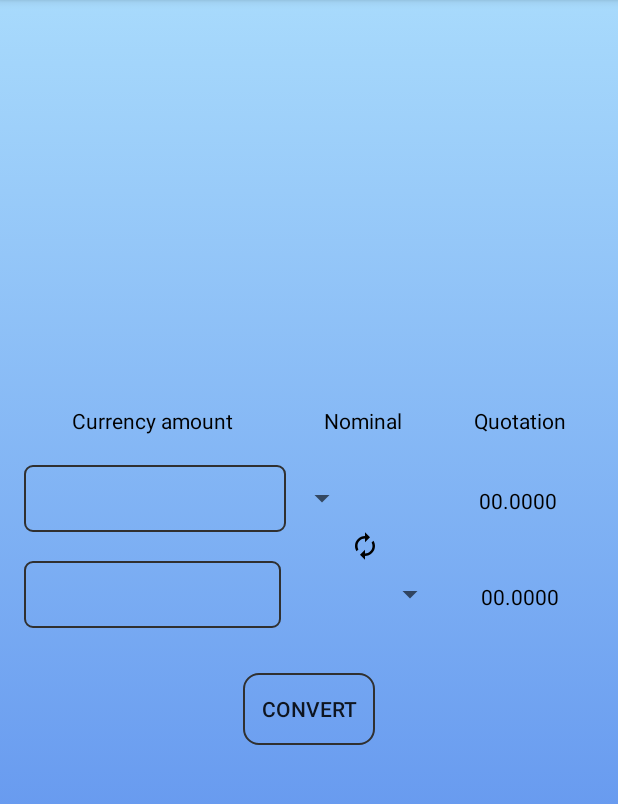
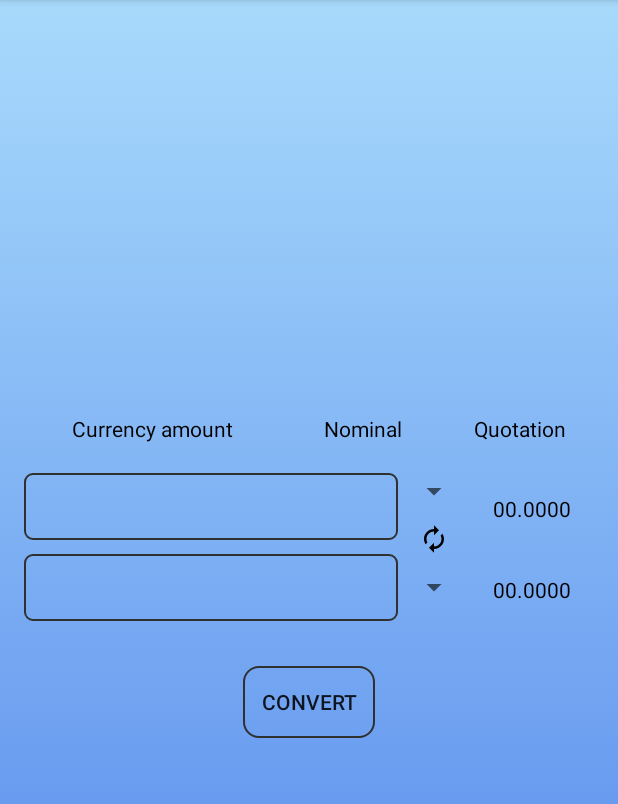
Before and after one commit to Vladchenko/CurrencyConverter, an Android app: the screen it shows after launch (InitialActivity), on a phone screen of 412 x 824 dp, the part 84-888 px from its top. Run offline under Robolectric (Android 15) with nearby library versions, the phone set to English and light mode, and no system bars; libraries missing offline, so code that uses them is left out: org.simpleframework.xml.

Commit message:
Landscape look made the same as portrait.

```diff
--- a/app/src/main/java/com/example/vladislav/currencyconverter/InitialActivity.java
+++ b/app/src/main/java/com/example/vladislav/currencyconverter/InitialActivity.java
@@ -31,8 +31,6 @@ import static android.content.IntentFilter.SYSTEM_HIGH_PRIORITY;
 
 // TODO
 // 0. Make a look of currency amount edit texts to have same width.
-// 1. Put all the resources to resources folder
-// 2. Make a landscape look the same as portrait.
 // 3. Make a methods smaller
 
 
--- a/app/src/main/res/layout-land/initial_activity.xml
+++ b/app/src/main/res/layout-land/initial_activity.xml
@@ -28,67 +28,85 @@
                 android:id="@+id/textView"
                 android:layout_width="0dp"
                 android:layout_height="wrap_content"
-                android:layout_weight="6"
+                android:layout_weight="3.7"
                 android:gravity="center_horizontal"
                 android:maxLines="1"
-                android:text="@string/column1_title_text" />
+                android:text="@string/column1_title_text"
+                android:textColor="#000" />
 
             <TextView
                 android:id="@+id/textView2"
                 android:layout_width="0dp"
                 android:layout_height="wrap_content"
-                android:layout_weight="1.8"
+                android:layout_weight="1.5"
                 android:gravity="center_horizontal"
                 android:maxLines="1"
-                android:text="@string/column2_title_text" />
+                android:text="@string/column2_title_text"
+                android:textColor="#000" />
 
             <TextView
                 android:id="@+id/textView3"
                 android:layout_width="0dp"
                 android:layout_height="wrap_content"
-                android:layout_weight="1.6"
+                android:layout_weight="1"
                 android:gravity="center_horizontal"
                 android:maxLines="1"
-                android:text="@string/column3_title_text" />
-
+                android:text="@string/column3_title_text"
+                android:textColor="#000" />
         </TableRow>
 
-        <TableRow
+        <LinearLayout
             android:layout_width="match_parent"
-            android:layout_height="wrap_content"
-            android:layout_marginBottom="@dimen/table_rows_margin">
+            android:layout_height="wrap_content">
 
             <EditText
                 android:id="@+id/initial_currency_edit_text"
                 android:layout_width="0dp"
                 android:layout_height="wrap_content"
-                android:layout_alignEnd="@id/initial_currency_edit_text"
-                android:layout_weight="6"
+                android:layout_weight="1.0"
                 android:background="@drawable/customborder"
                 android:ems="10"
                 android:gravity="center_horizontal"
-                android:inputType="number" />
+                android:inputType="number|numberDecimal"
+                android:textCursorDrawable="@null" />
 
-            <Spinner
-                android:id="@+id/initial_currency_spinner"
-                android:layout_width="0dp"
+            <LinearLayout
+                android:layout_width="wrap_content"
                 android:layout_height="wrap_content"
-                android:layout_gravity="center_vertical"
-                android:layout_weight="1.8"
-                android:gravity="center_horizontal"/>
+                android:orientation="vertical">
+
+                <Spinner
+                    android:id="@+id/initial_currency_spinner"
+                    android:layout_width="wrap_content"
+                    android:layout_height="wrap_content"
+                    android:layout_gravity="center_vertical"
+                    android:paddingLeft="@dimen/spinner_item_padding"
+                    android:paddingTop="13dp"/>
+
+                <Button
+                    android:id="@+id/swap_button"
+                    android:layout_width="20dp"
+                    android:layout_height="20dp"
+                    android:layout_gravity="center_horizontal"
+                    android:layout_marginTop="10dp"
+                    android:background="@drawable/ic_autorenew_black_24dp" />
+
+            </LinearLayout>
 
             <TextView
                 android:id="@+id/initial_currency_quotation_text_view"
-                android:layout_width="0dp"
+                android:layout_width="wrap_content"
                 android:layout_height="wrap_content"
-                android:layout_weight="1.6"
+                android:layout_weight="0.1"
                 android:gravity="center"
                 android:maxLines="1"
-                android:text="@string/quotation_default_value" />
+                android:minWidth="55dp"
+                android:text="@string/quotation_default_value"
+                android:textColor="#000" />
 
-        </TableRow>
+        </LinearLayout>
 
-        <TableRow
+        <LinearLayout
             android:layout_width="match_parent"
             android:layout_height="wrap_content">
 
@@ -96,30 +114,33 @@
                 android:id="@+id/resulting_currency_edit_text"
                 android:layout_width="0dp"
                 android:layout_height="wrap_content"
-                android:layout_weight="6"
+                android:layout_weight="1.0"
                 android:background="@drawable/customborder"
                 android:ems="10"
                 android:gravity="center_horizontal"
-                android:inputType="number" />
+                android:inputType="number|numberDecimal"
+                android:textCursorDrawable="@null" />
 
             <Spinner
                 android:id="@+id/resulting_currency_spinner"
-                android:layout_width="0dp"
+                android:layout_width="wrap_content"
                 android:layout_height="wrap_content"
                 android:layout_gravity="center_vertical"
-                android:layout_weight="1.8"
-                android:gravity="center_horizontal" />
+                android:gravity="center_horizontal"
+                android:paddingLeft="@dimen/spinner_item_padding" />
 
             <TextView
                 android:id="@+id/resulting_currency_quotation_text_view"
-                android:layout_width="0dp"
+                android:layout_width="wrap_content"
                 android:layout_height="wrap_content"
-                android:layout_weight="1.6"
+                android:layout_weight="0.1"
                 android:gravity="center"
                 android:maxLines="1"
-                android:text="@string/quotation_default_value" />
+                android:minWidth="55dp"
+                android:text="@string/quotation_default_value"
+                android:textColor="#000" />
 
-        </TableRow>
+        </LinearLayout>
 
     </TableLayout>
 
@@ -127,7 +148,7 @@
         android:id="@+id/convert_button"
         android:layout_width="wrap_content"
         android:layout_height="wrap_content"
-        android:layout_marginTop="@dimen/edit_texts_margin"
+        android:layout_marginTop="@dimen/button_convert_top_margin"
         android:background="@drawable/customborder2"
         android:text="Convert" />
 
--- a/app/src/main/res/layout/initial_activity.xml
+++ b/app/src/main/res/layout/initial_activity.xml
@@ -71,7 +71,7 @@
                 android:textCursorDrawable="@null" />
 
             <LinearLayout
-                android:layout_width="105dp"
+                android:layout_width="wrap_content"
                 android:layout_height="wrap_content"
                 android:orientation="vertical">
 
@@ -79,27 +79,28 @@
                     android:id="@+id/initial_currency_spinner"
                     android:layout_width="wrap_content"
                     android:layout_height="wrap_content"
-                    android:gravity="center_horizontal"
+                    android:layout_gravity="center_vertical"
                     android:paddingLeft="@dimen/spinner_item_padding"
-                    android:layout_marginTop="10dp"/>
+                    android:paddingTop="13dp"/>
 
                 <Button
                     android:id="@+id/swap_button"
                     android:layout_width="20dp"
                     android:layout_height="20dp"
                     android:layout_gravity="center_horizontal"
-                    android:background="@drawable/ic_autorenew_black_24dp"
-                    android:layout_marginTop="10dp"/>
+                    android:layout_marginTop="10dp"
+                    android:background="@drawable/ic_autorenew_black_24dp" />
 
             </LinearLayout>
 
             <TextView
                 android:id="@+id/initial_currency_quotation_text_view"
-                android:layout_width="0dp"
+                android:layout_width="wrap_content"
                 android:layout_height="wrap_content"
-                android:layout_weight="1.6"
+                android:layout_weight="0.3"
                 android:gravity="center"
                 android:maxLines="1"
+                android:minWidth="55dp"
                 android:text="@string/quotation_default_value"
                 android:textColor="#000" />
 
@@ -122,20 +123,20 @@
 
             <Spinner
                 android:id="@+id/resulting_currency_spinner"
-                android:layout_width="0dp"
+                android:layout_width="wrap_content"
                 android:layout_height="wrap_content"
                 android:layout_gravity="center_vertical"
-                android:layout_weight="1.8"
                 android:gravity="center_horizontal"
                 android:paddingLeft="@dimen/spinner_item_padding" />
 
             <TextView
                 android:id="@+id/resulting_currency_quotation_text_view"
-                android:layout_width="0dp"
+                android:layout_width="wrap_content"
                 android:layout_height="wrap_content"
-                android:layout_weight="1.6"
+                android:layout_weight="0.3"
                 android:gravity="center"
                 android:maxLines="1"
+                android:minWidth="55dp"
                 android:text="@string/quotation_default_value"
                 android:textColor="#000" />
 
--- a/app/src/main/res/values/strings.xml
+++ b/app/src/main/res/values/strings.xml
@@ -8,12 +8,11 @@
     <string name="wrong_file">"Filepath is incorrect!, program terminated."</string>
     <string name="progress_dialog_title_text">"Downloading currencies"</string>
     <string name="progress_dialog_message_text">"Please wait for a currencies quotations to download from web."</string>
-    <string name="web_downloading_failed">"Currencies web downloading failed, but a cache file downloading succeeded."</string>
-    <string name="web_and_file_downloading_failed">"Currencies web downloading failed, cache file is " +
-    "also corrupt - restart the app. Make sure the internet connection is on the next time!"</string>
-    <string name="web_downloading_success">"Currencies were successfully loaded from a web."</string>
-    <string name="same_currencies">"Currencies match, change one of them."</string>
+    <string name="web_downloading_failed">"Currencies web downloading failed, cache file is used"</string>
+    <string name="web_and_file_downloading_failed">"Currencies web and file downloading failed -
+        restart the app. Make sure the internet connection is ON the next time"</string>
+    <string name="web_downloading_success">"Currencies loaded from a web"</string>
+    <string name="same_currencies">"Currencies match, change one of them"</string>
     <string name="currency_amount_absent">"Currency amount is absent"</string>
-    <string name="currency_is_wrong">"Some value in currency conversion is wrong. Check amount
-        and quotations."</string>
+    <string name="currency_is_wrong">"Wrong currency value"</string>
 </resources>
```
